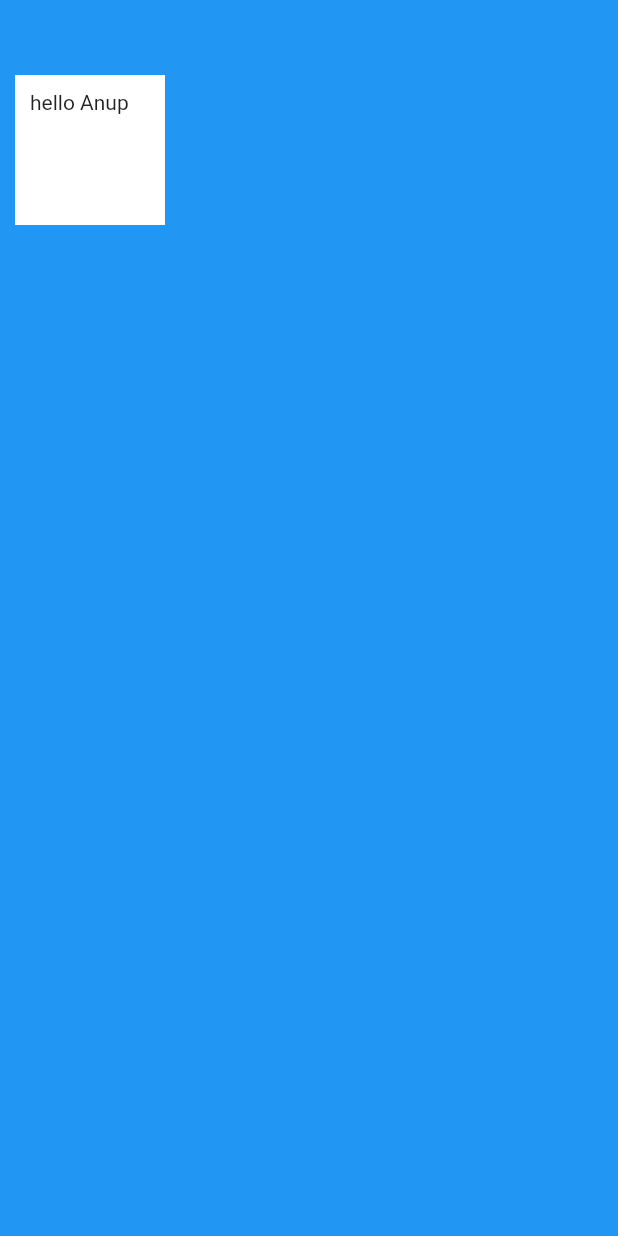
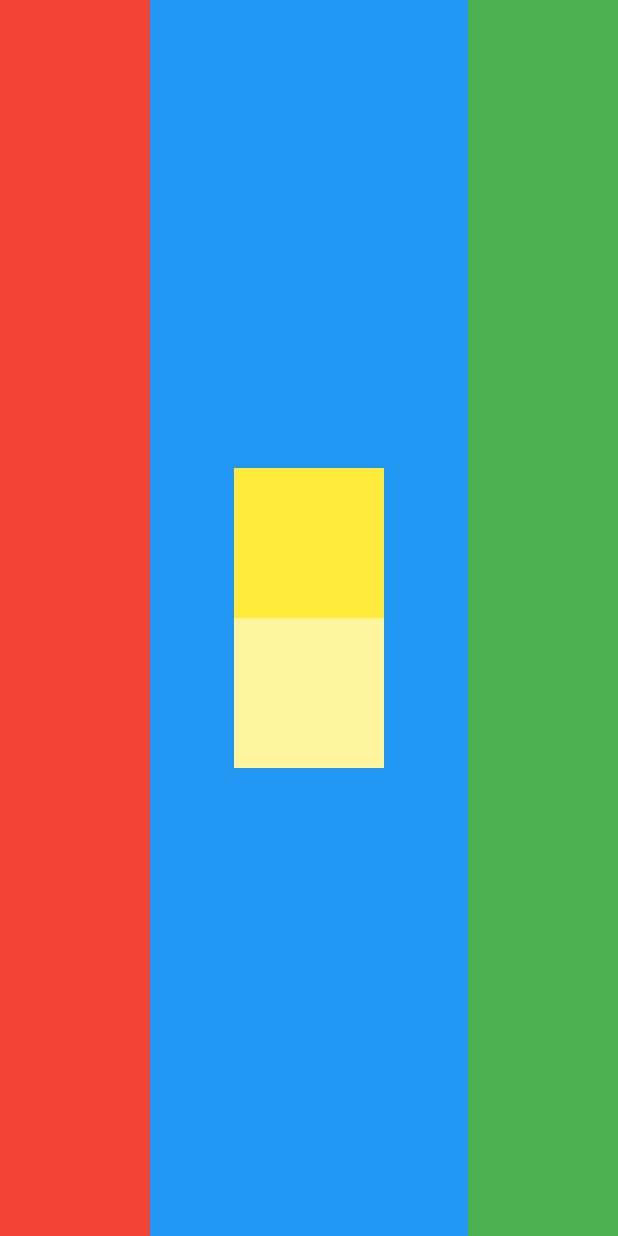
Before and after one commit to anup-paul/mi_card_flutter, a Flutter app: the screen it shows after launch, on a phone screen of 412 x 824 dp. Run offline on Flutter 3.47's test engine with Material 2 defaults, Android fonts, the phone set to English and light mode, and no system bars.

Commit message:
colum and row

```diff
--- a/lib/main.dart
+++ b/lib/main.dart
@@ -14,13 +14,92 @@ class MyApp extends StatelessWidget {
       home: SafeArea(
         child: Scaffold(
           backgroundColor: Colors.blue,
-          body: Container(
-            height: 100.00,
-            width: 100.00,
-            margin: EdgeInsets.symmetric(vertical: 50.00, horizontal: 10.00),
-            padding: EdgeInsets.all(10.00),
-            child: Text("hello Anup"),
-            color: Colors.white,
+          body: SafeArea(
+            // child: Column(
+            //   // mainAxisSize: MainAxisSize.min,
+            //   // mainAxisAlignment: MainAxisAlignment.center,
+            //   // mainAxisAlignment: MainAxisAlignment.spaceAround,
+            //   //mainAxisAlignment: MainAxisAlignment.spaceBetween,
+            //   // crossAxisAlignment: CrossAxisAlignment.stretch,
+            //   crossAxisAlignment: CrossAxisAlignment.end,
+            //   children: [
+            //     Container(
+            //       height: 100.00,
+            //       width: 100.00,
+            //       // margin:
+            //       //     EdgeInsets.symmetric(vertical: 20.00, horizontal: 20.00),
+            //       padding: EdgeInsets.all(10.00),
+            //       child: Text("Container 1"),
+            //       color: Colors.white,
+            //     ),
+            //     SizedBox(
+            //       height: 10.00,
+            //     ),
+            //     Container(
+            //       height: 100.00,
+            //       width: 100.00,
+            //       // margin:
+            //       //     EdgeInsets.symmetric(vertical: 20.00, horizontal: 20.00),
+            //       // padding: EdgeInsets.all(10.00),
+            //       child: Text('Container 2'),
+            //       color: Colors.greenAccent,
+            //     ),
+            //     Container(
+            //       height: 100.00,
+            //       width: 100.00,
+            //       // margin:
+            //       //     EdgeInsets.symmetric(vertical: 20.00, horizontal: 20.00),
+            //       // padding: EdgeInsets.all(10.00),
+            //       child: Text('Container 2'),
+            //       color: Colors.red,
+            //     ),
+            //     Container(
+            //       height: 100.00,
+            //       width: 100.00,
+            //       // margin:
+            //       //     EdgeInsets.symmetric(vertical: 20.00, horizontal: 20.00),
+            //       // padding: EdgeInsets.all(10.00),
+            //       child: Text('Container 2'),
+            //       color: Colors.grey,
+            //     ),
+            //     Container(
+            //       width: double.infinity,
+            //       height: 10.00,
+            //       color: Colors.black,
+            //     ),
+            //   ],
+
+            // ),
+            child: Row(
+              mainAxisAlignment: MainAxisAlignment.spaceBetween,
+              children: [
+                Container(
+                  width: 100.00,
+                  color: Colors.red,
+                ),
+                Container(
+                  child: Column(
+                    mainAxisAlignment: MainAxisAlignment.center,
+                    children: [
+                      Container(
+                        height: 100.00,
+                        width: 100.00,
+                        color: Colors.yellow,
+                      ),
+                      Container(
+                        height: 100.00,
+                        width: 100.00,
+                        color: Colors.yellow[200],
+                      )
+                    ],
+                  ),
+                ),
+                Container(
+                  width: 100.00,
+                  color: Colors.green,
+                )
+              ],
+            ),
           ),
         ),
       ),
```
